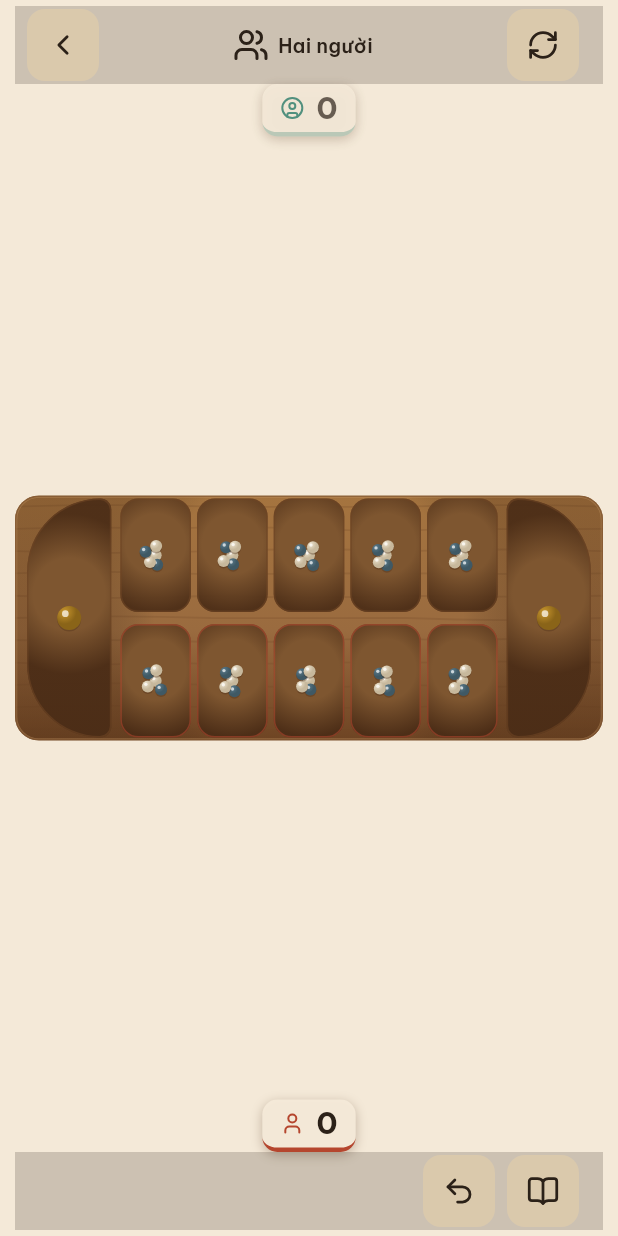
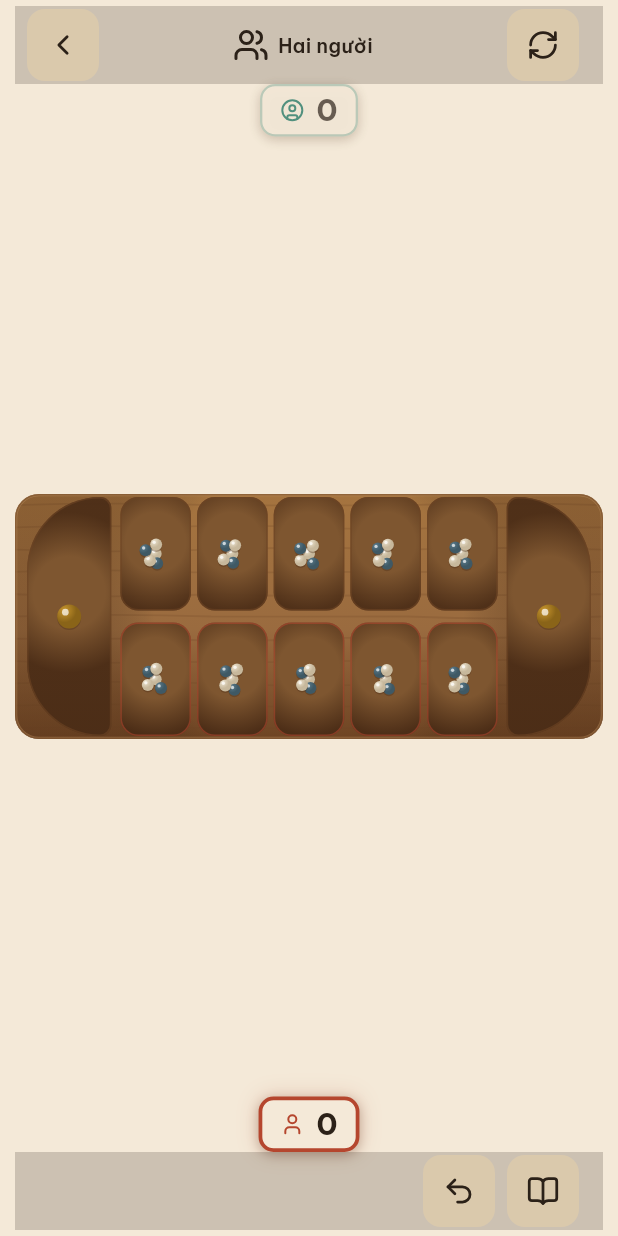
Before and after one commit to trucuit/o-an-quan-flutter, a Flutter app: the screen it shows after launch, after a tap on "Chơi Hai Người", on a phone screen of 412 x 824 dp. Run offline on Flutter 3.47's test engine with Material 3 defaults, Android fonts, the phone set to English and light mode, and no system bars; our stand-ins replace audioplayers, flutter_lucide, google_fonts.

Commit message:
fix(ui): polish turn indicator, menu landscape, status icons, tutorial layout
- game_player_rail: full accent ring + glow + brighter bg for active player (#10)
- menu/icon_menu_tile: constrain landscape width, scale icon+label to tile size (#5)
- status_chip_bar: leading action icon per StatusKind, higher-contrast text (#13)
- tutorial: Expanded-based board/icon layout, fills card without overflow (#15/#17)

```diff
--- a/lib/screens/menu_screen.dart
+++ b/lib/screens/menu_screen.dart
@@ -2,6 +2,7 @@ import 'package:flutter/material.dart';
 import '../models/game_state.dart';
 import '../theme/game_theme.dart';
 import '../theme/game_icons.dart';
+import '../theme/app_breakpoints.dart';
 import '../widgets/no_scroll_scaffold.dart';
 import '../widgets/icon_menu_tile.dart';
 import '../widgets/scale_pressable.dart';
@@ -16,8 +17,14 @@ class MenuScreen extends StatelessWidget {
   static const _easyGradient = LinearGradient(colors: [Color(0xFF5B8A72), Color(0xFF3D6B55)]);
   static const _hardGradient = GameTheme.p1Gradient; // terracotta
 
+  /// Comfortable content width on landscape/wide screens — keeps tiles from
+  /// stretching full-bleed with the icon+label lost in a sea of empty space.
+  static const double _maxContentWidth = 720;
+
   @override
   Widget build(BuildContext context) {
+    final isLandscape = AppBreakpoints.isLandscape(context);
+
     return NoScrollScaffold(
       child: Padding(
         padding: const EdgeInsets.symmetric(horizontal: 20, vertical: 12),
@@ -26,10 +33,46 @@ class MenuScreen extends StatelessWidget {
             _buildHeader(),
             const SizedBox(height: 12),
             Expanded(
-              child: Column(
+              child: Center(
+                child: ConstrainedBox(
+                  constraints: BoxConstraints(
+                    maxWidth: isLandscape ? _maxContentWidth : double.infinity,
+                  ),
+                  child: _buildGrid(context, isLandscape: isLandscape),
+                ),
+              ),
+            ),
+            const SizedBox(height: 12),
+            ConstrainedBox(
+              constraints: BoxConstraints(
+                maxWidth: isLandscape ? _maxContentWidth : double.infinity,
+              ),
+              child: _buildTutorialBar(context),
+            ),
+            const SizedBox(height: 8),
+            Row(
+              mainAxisAlignment: MainAxisAlignment.center,
               children: [
-                  Expanded(
-                    child: Row(
+                Icon(GameIcons.flag, size: 14, color: GameTheme.inkMuted.withValues(alpha: 0.7)),
+                const SizedBox(width: 6),
+                Text(
+                  GameIcons.semanticsLabel(GameIcons.flag),
+                  style: GameTheme.captionStyle,
+                ),
+              ],
+            ),
+          ],
+        ),
+      ),
+    );
+  }
+
+  /// The 2x2 mode grid. In landscape the available height tends to be short
+  /// and the constrained width wide, so rows are capped to a comfortable
+  /// aspect ratio instead of stretching to fill all height — this keeps
+  /// tiles from ballooning with empty space around a tiny icon+label.
+  Widget _buildGrid(BuildContext context, {required bool isLandscape}) {
+    final row1 = Row(
       children: [
         Expanded(
           child: IconMenuTile(
@@ -52,11 +95,9 @@ class MenuScreen extends StatelessWidget {
           ),
         ),
       ],
-                    ),
-                  ),
-                  const SizedBox(height: 12),
-                  Expanded(
-                    child: Row(
+    );
+
+    final row2 = Row(
       children: [
         Expanded(
           child: IconMenuTile(
@@ -80,28 +121,38 @@ class MenuScreen extends StatelessWidget {
           ),
         ),
       ],
-                    ),
-                  ),
+    );
+
+    if (!isLandscape) {
+      // Portrait: keep the original behavior — rows expand to fill height.
+      return Column(
+        children: [
+          Expanded(child: row1),
+          const SizedBox(height: 12),
+          Expanded(child: row2),
         ],
-              ),
-            ),
+      );
+    }
+
+    // Landscape: cap each tile row's height relative to the constrained
+    // content width so tiles read as squarish cards, not wide empty bars.
+    // Also bounded by available height so short landscape viewports (e.g.
+    // small phones) never overflow.
+    return LayoutBuilder(
+      builder: (context, constraints) {
+        final widthBasedHeight = constraints.maxWidth / 2 * 0.62;
+        final heightBudget = (constraints.maxHeight - 12) / 2;
+        final rowHeight = widthBasedHeight.clamp(120.0, 220.0).clamp(0.0, heightBudget > 0 ? heightBudget : widthBasedHeight);
+        return Column(
+          mainAxisAlignment: MainAxisAlignment.center,
+          mainAxisSize: MainAxisSize.min,
+          children: [
+            SizedBox(height: rowHeight, child: row1),
             const SizedBox(height: 12),
-            _buildTutorialBar(context),
-            const SizedBox(height: 8),
-            Row(
-              mainAxisAlignment: MainAxisAlignment.center,
-              children: [
-                Icon(GameIcons.flag, size: 14, color: GameTheme.inkMuted.withValues(alpha: 0.7)),
-                const SizedBox(width: 6),
-                Text(
-                  GameIcons.semanticsLabel(GameIcons.flag),
-                  style: GameTheme.captionStyle,
-                ),
+            SizedBox(height: rowHeight, child: row2),
           ],
-            ),
-          ],
-        ),
-      ),
+        );
+      },
     );
   }
 
--- a/lib/widgets/game/game_player_rail.dart
+++ b/lib/widgets/game/game_player_rail.dart
@@ -6,7 +6,8 @@ import '../../theme/game_play_theme.dart';
 import '../../theme/game_theme.dart';
 import 'game_layout.dart';
 
-/// Score strip — active turn shown via border; pool details in tooltip only.
+/// Score strip — active turn shown via a full accent ring, brighter paper,
+/// and a soft accent shadow; pool details in tooltip only.
 class GamePlayerRail extends StatelessWidget {
   final int playerNumber;
   final bool isActive;
@@ -29,10 +30,16 @@ class GamePlayerRail extends StatelessWidget {
     this.axis = Axis.vertical,
   });
 
+  /// Active-state ring width — thicker than the inactive hairline so the
+  /// current turn reads at a glance without axis-specific tuning.
+  static const double _activeBorderWidth = 2.5;
+  static const double _inactiveBorderWidth = 1.5;
+
   @override
   Widget build(BuildContext context) {
     final isP1 = playerNumber == 1;
     final color = isP1 ? GamePlayTheme.p1 : GamePlayTheme.p2;
+    final activeShadow = isP1 ? GameTheme.activeShadowP1 : GameTheme.activeShadowP2;
     final icon = isP1 ? GameIcons.player1 : (mode == GameMode.localPvP ? GameIcons.player2 : GameIcons.ai);
     final horizontal = axis == Axis.horizontal;
 
@@ -68,8 +75,10 @@ class GamePlayerRail extends StatelessWidget {
                 horizontal: horizontal ? 12 : 6,
               ),
               decoration: BoxDecoration(
-                // Opaque paper chip so the score stays legible on the wood board.
-                color: GameTheme.paper.withValues(alpha: isActive ? 0.98 : 0.92),
+                // Opaque paper chip so the score stays legible on the wood board;
+                // active turn gets a brighter chip plus a full accent ring so it
+                // reads at a glance, not just a stronger edge on one side.
+                color: isActive ? GameTheme.paper : GameTheme.paper.withValues(alpha: 0.92),
                 borderRadius: BorderRadius.circular(10),
                 boxShadow: [
                   BoxShadow(
@@ -77,14 +86,11 @@ class GamePlayerRail extends StatelessWidget {
                     blurRadius: 6,
                     offset: const Offset(0, 2),
                   ),
+                  if (isActive) ...activeShadow,
                 ],
-                border: Border(
-                  left: horizontal
-                      ? BorderSide.none
-                      : BorderSide(color: isActive ? color : color.withValues(alpha: 0.35), width: 3),
-                  bottom: horizontal
-                      ? BorderSide(color: isActive ? color : color.withValues(alpha: 0.35), width: 3)
-                      : BorderSide.none,
+                border: Border.all(
+                  color: isActive ? color : color.withValues(alpha: 0.35),
+                  width: isActive ? _activeBorderWidth : _inactiveBorderWidth,
                 ),
               ),
               child: horizontal
--- a/lib/widgets/icon_menu_tile.dart
+++ b/lib/widgets/icon_menu_tile.dart
@@ -36,20 +36,34 @@ class IconMenuTile extends StatelessWidget {
               border: Border.all(color: GameTheme.woodDeep.withValues(alpha: 0.18)),
               boxShadow: GameTheme.glassShadows,
             ),
-            child: Column(
+            // Scale the icon badge + label with the tile's own footprint so a
+            // large landscape tile doesn't leave a tiny icon floating alone
+            // in a sea of empty space.
+            child: LayoutBuilder(
+              builder: (context, constraints) {
+                final shortSide = constraints.maxWidth < constraints.maxHeight
+                    ? constraints.maxWidth
+                    : constraints.maxHeight;
+                // 52px badge at a ~130px-tall tile is the original baseline.
+                final badgeSize = (shortSide * 0.4).clamp(52.0, 84.0);
+                final iconSize = badgeSize * 0.54;
+                final badgeRadius = badgeSize * 0.31;
+                final fontSize = (shortSide * 0.1).clamp(13.0, 19.0);
+
+                return Column(
                   mainAxisAlignment: MainAxisAlignment.center,
                   children: [
                     Stack(
                       clipBehavior: Clip.none,
                       children: [
                         Container(
-                      width: 52,
-                      height: 52,
+                          width: badgeSize,
+                          height: badgeSize,
                           decoration: BoxDecoration(
                             gradient: gradient,
-                        borderRadius: BorderRadius.circular(16),
+                            borderRadius: BorderRadius.circular(badgeRadius),
                           ),
-                      child: Icon(icon, color: Colors.white, size: 28),
+                          child: Icon(icon, color: Colors.white, size: iconSize),
                         ),
                         if (badge != null)
                           Positioned(
@@ -76,12 +90,14 @@ class IconMenuTile extends StatelessWidget {
                           child: Text(
                             label!,
                             maxLines: 1,
-                        style: GameTheme.headingStyle.copyWith(fontSize: 13),
+                            style: GameTheme.headingStyle.copyWith(fontSize: fontSize),
                           ),
                         ),
                       ),
                     ],
                   ],
+                );
+              },
             ),
           ),
         ),
--- a/lib/widgets/status_chip_bar.dart
+++ b/lib/widgets/status_chip_bar.dart
@@ -2,6 +2,7 @@ import 'package:flutter/material.dart';
 import '../models/game_state.dart';
 import '../models/game_status.dart';
 import '../theme/app_motion.dart';
+import '../theme/game_icons.dart';
 import '../theme/game_play_theme.dart';
 import '../theme/game_theme.dart';
 import '../utils/square_names.dart';
@@ -28,26 +29,35 @@ class StatusChipBar extends StatelessWidget {
     }
 
     final color = _colorFor(status, activePlayer);
+    final icon = _iconFor(status, isAnimating, mode, activePlayer);
 
     return Semantics(
       liveRegion: true,
       label: message,
       child: AnimatedSwitcher(
         duration: AppMotion.resolve(context, AppMotion.medium),
-        child: Align(
+        child: Row(
           key: ValueKey(message),
-          alignment: Alignment.centerLeft,
+          mainAxisSize: MainAxisSize.min,
+          children: [
+            if (icon != null) ...[
+              Icon(icon, size: 16, color: color),
+              const SizedBox(width: GameTheme.spaceXs),
+            ],
+            Flexible(
               child: Text(
                 message,
                 maxLines: 2,
                 overflow: TextOverflow.ellipsis,
                 style: TextStyle(
                   fontSize: 13,
-              fontWeight: FontWeight.w500,
+                  fontWeight: FontWeight.w600,
                   color: color,
                   height: 1.2,
                 ),
               ),
+            ),
+          ],
         ),
       ),
     );
@@ -92,6 +102,22 @@ class StatusChipBar extends StatelessWidget {
     }
   }
 
+  IconData? _iconFor(
+    GameStatus? s,
+    bool animating,
+    GameMode? mode,
+    int? player,
+  ) {
+    if (animating &&
+        mode != null &&
+        mode != GameMode.localPvP &&
+        player == 2) {
+      return GameIcons.ai;
+    }
+    if (s == null) return null;
+    return GameIcons.forStatus(s.kind);
+  }
+
   Color _colorFor(GameStatus? s, int? player) {
     if (s?.kind == StatusKind.gameOver) return GameTheme.accentMuted;
     if (player == 1) return GamePlayTheme.p1;
--- a/lib/widgets/tutorial_board_diagram.dart
+++ b/lib/widgets/tutorial_board_diagram.dart
@@ -18,6 +18,9 @@ class TutorialBoardDiagram extends StatelessWidget {
       builder: (context, constraints) {
         final maxWidth = constraints.maxWidth.isFinite ? constraints.maxWidth : 320.0;
         final maxHeight = constraints.maxHeight.isFinite ? constraints.maxHeight : 200.0;
+        // Fit the largest board at a fixed 2.4:1 aspect ratio that respects
+        // both available dimensions, so the diagram fills the card's height
+        // (not just its width) when the card gives it generous vertical room.
         final height = (maxWidth / 2.4).clamp(0.0, maxHeight);
         final width = height * 2.4;
 
```
Also changed, not shown: lib/screens/tutorial_screen.dart (+62 -30 lines). Lines whose indentation alone changed are shown as unchanged.
